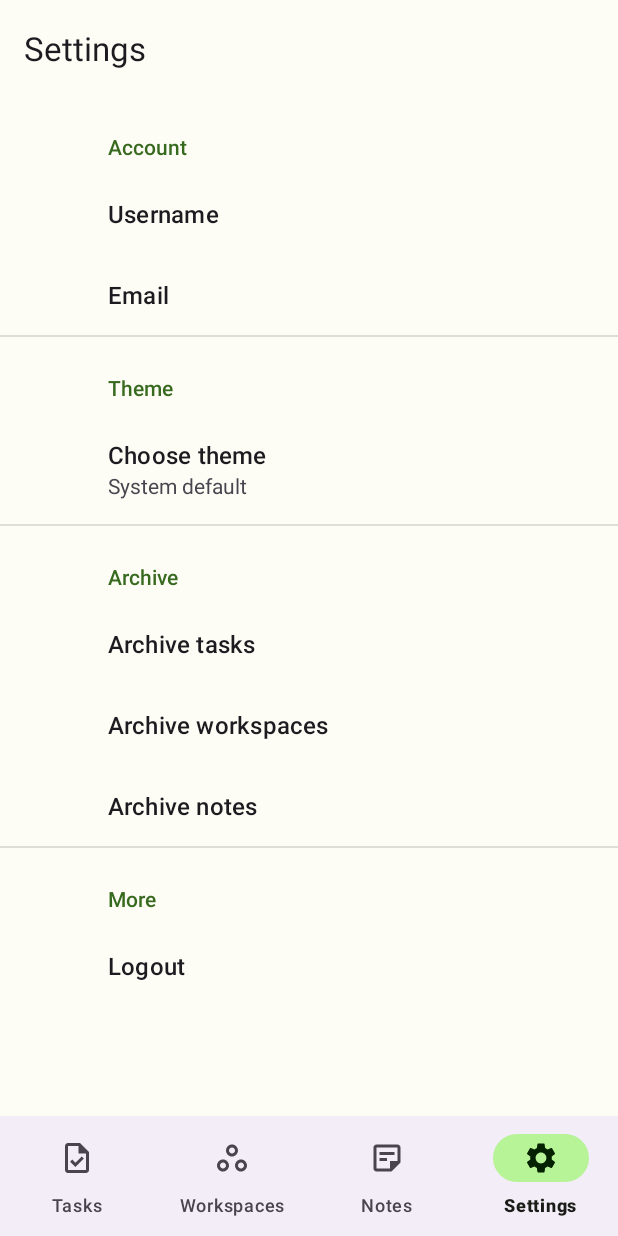
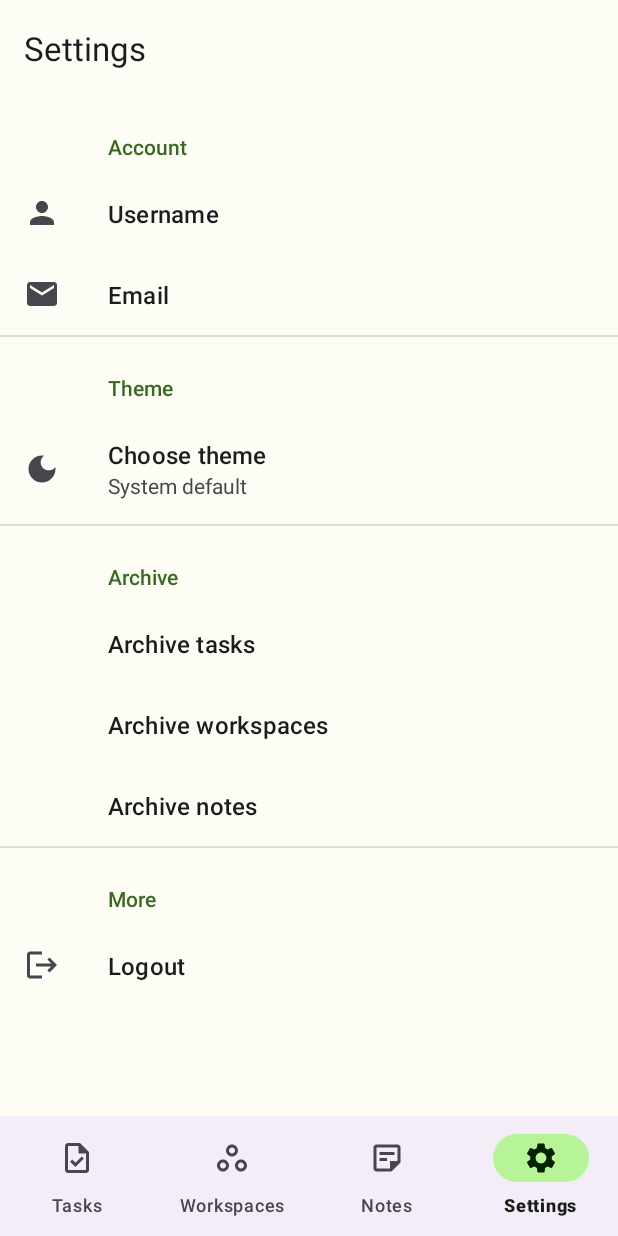
Before and after one commit to ArtemBurakov/todo, an Android app: the SettingsFragment screen opened through its navigation route, on a phone screen of 412 x 824 dp. Run offline under Robolectric (Android 15) with nearby library versions, the phone set to English and light mode, and no system bars; our stand-ins replace androidx.preference, navigation-ui; 1 statement that could not run was skipped.

Commit message:
Added icons in settings. Max lines in editText. Correct note created_at time.

```diff
--- a/app/src/main/java/com/example/todo/adapters/NotesAdapter.java
+++ b/app/src/main/java/com/example/todo/adapters/NotesAdapter.java
@@ -38,7 +38,7 @@ public class NotesAdapter extends RecyclerView.Adapter<NotesAdapter.NoteViewHold
         final Note note = notesArrayList.get(position);
         holder.noteName.setText(note.getName());
         holder.noteText.setText(note.getText());
-        holder.noteDate.setText(DateFormat.format("MMM d", note.getCreated_at()).toString());
+        holder.noteDate.setText(DateFormat.format("MMM d", note.getCreated_at() * 1000).toString());
     }
 
     public static class NoteViewHolder extends RecyclerView.ViewHolder implements View.OnClickListener {
--- a/app/src/main/java/com/example/todo/adapters/WorkspacesAdapter.java
+++ b/app/src/main/java/com/example/todo/adapters/WorkspacesAdapter.java
@@ -70,7 +70,6 @@ public class WorkspacesAdapter extends RecyclerView.Adapter<WorkspacesAdapter.Wo
     }
 
     public void updateBoardsArrayList(final ArrayList<Workspace> newWorkspacesArrayList) {
-        // Attach differences to adapter
         final DiffUtil.DiffResult result = DiffUtil.calculateDiff(
                 new WorkspaceDiffUtilCallback(newWorkspacesArrayList, workspacesArrayList));
         workspacesArrayList = newWorkspacesArrayList;
@@ -81,9 +80,9 @@ public class WorkspacesAdapter extends RecyclerView.Adapter<WorkspacesAdapter.Wo
         String numberOfNotes = "No notes";
         final int number = todoDatabaseHelper.getNumberOfNotes(workspace.getId());
         if (number == 1)
-            numberOfNotes = String.valueOf(number) + " note";
+            numberOfNotes = number + " note";
         if (number > 1)
-            numberOfNotes = String.valueOf(number) + " notes";
+            numberOfNotes = number + " notes";
         return numberOfNotes;
     }
 }
--- a/app/src/main/java/com/example/todo/remote/ApiService.java
+++ b/app/src/main/java/com/example/todo/remote/ApiService.java
@@ -35,7 +35,7 @@ public interface ApiService {
     @GET("notes")
     Call<List<ApiNote>> getNotes(@Header("Authorization") String authorization, @Query("updated_after") String updated_after);
 
-    @GET("boards")
+    @GET("workspaces")
     Call<List<ApiWorkspace>> getBoards(@Header("Authorization") String authorization, @Query("updated_after") String updated_after);
 
     @Headers({
@@ -47,7 +47,7 @@ public interface ApiService {
     @POST("notes")
     Call<ApiNote> addNote(@Header("Authorization") String authorization, @Body ApiNote note);
 
-    @POST("boards")
+    @POST("workspaces")
     Call<ApiWorkspace> addBoard(@Header("Authorization") String authorization, @Body ApiWorkspace board);
 
     @Headers({
@@ -59,6 +59,6 @@ public interface ApiService {
     @PUT("notes/{id}")
     Call<ApiNote> updateNote(@Header("Authorization") String authorization, @Path("id") long id, @Body ApiNote note);
 
-    @PUT("boards/{id}")
+    @PUT("workspaces/{id}")
     Call<ApiWorkspace> updateBoard(@Header("Authorization") String authorization, @Path("id") long id, @Body ApiWorkspace board);
 }
--- /dev/null
+++ b/app/src/main/res/drawable/ic_baseline_dark_mode_24.xml
@@ -0,0 +1,10 @@
+<vector xmlns:android="http://schemas.android.com/apk/res/android"
+    android:width="24dp"
+    android:height="24dp"
+    android:viewportWidth="24"
+    android:viewportHeight="24"
+    android:tint="?attr/colorControlNormal">
+  <path
+      android:fillColor="@android:color/white"
+      android:pathData="M12,3c-4.97,0 -9,4.03 -9,9s4.03,9 9,9s9,-4.03 9,-9c0,-0.46 -0.04,-0.92 -0.1,-1.36c-0.98,1.37 -2.58,2.26 -4.4,2.26c-2.98,0 -5.4,-2.42 -5.4,-5.4c0,-1.81 0.89,-3.42 2.26,-4.4C12.92,3.04 12.46,3 12,3L12,3z"/>
+</vector>
--- /dev/null
+++ b/app/src/main/res/drawable/ic_baseline_email_24.xml
@@ -0,0 +1,10 @@
+<vector xmlns:android="http://schemas.android.com/apk/res/android"
+    android:width="24dp"
+    android:height="24dp"
+    android:viewportWidth="24"
+    android:viewportHeight="24"
+    android:tint="?attr/colorControlNormal">
+  <path
+      android:fillColor="@android:color/white"
+      android:pathData="M20,4L4,4c-1.1,0 -1.99,0.9 -1.99,2L2,18c0,1.1 0.9,2 2,2h16c1.1,0 2,-0.9 2,-2L22,6c0,-1.1 -0.9,-2 -2,-2zM20,8l-8,5 -8,-5L4,6l8,5 8,-5v2z"/>
+</vector>
--- /dev/null
+++ b/app/src/main/res/drawable/ic_baseline_logout_24.xml
@@ -0,0 +1,11 @@
+<vector xmlns:android="http://schemas.android.com/apk/res/android"
+    android:width="24dp"
+    android:height="24dp"
+    android:viewportWidth="24"
+    android:viewportHeight="24"
+    android:tint="?attr/colorControlNormal"
+    android:autoMirrored="true">
+  <path
+      android:fillColor="@android:color/white"
+      android:pathData="M17,7l-1.41,1.41L18.17,11H8v2h10.17l-2.58,2.58L17,17l5,-5zM4,5h8V3H4c-1.1,0 -2,0.9 -2,2v14c0,1.1 0.9,2 2,2h8v-2H4V5z"/>
+</vector>
--- /dev/null
+++ b/app/src/main/res/drawable/ic_baseline_person_24.xml
@@ -0,0 +1,10 @@
+<vector xmlns:android="http://schemas.android.com/apk/res/android"
+    android:width="24dp"
+    android:height="24dp"
+    android:viewportWidth="24"
+    android:viewportHeight="24"
+    android:tint="?attr/colorControlNormal">
+  <path
+      android:fillColor="@android:color/white"
+      android:pathData="M12,12c2.21,0 4,-1.79 4,-4s-1.79,-4 -4,-4 -4,1.79 -4,4 1.79,4 4,4zM12,14c-2.67,0 -8,1.34 -8,4v2h16v-2c0,-2.66 -5.33,-4 -8,-4z"/>
+</vector>
--- /dev/null
+++ b/app/src/main/res/drawable/ic_baseline_select_all_24.xml
@@ -0,0 +1,10 @@
+<vector xmlns:android="http://schemas.android.com/apk/res/android"
+    android:width="24dp"
+    android:height="24dp"
+    android:viewportWidth="24"
+    android:viewportHeight="24"
+    android:tint="?attr/colorControlNormal">
+  <path
+      android:fillColor="@android:color/white"
+      android:pathData="M3,5h2L5,3c-1.1,0 -2,0.9 -2,2zM3,13h2v-2L3,11v2zM7,21h2v-2L7,19v2zM3,9h2L5,7L3,7v2zM13,3h-2v2h2L13,3zM19,3v2h2c0,-1.1 -0.9,-2 -2,-2zM5,21v-2L3,19c0,1.1 0.9,2 2,2zM3,17h2v-2L3,15v2zM9,3L7,3v2h2L9,3zM11,21h2v-2h-2v2zM19,13h2v-2h-2v2zM19,21c1.1,0 2,-0.9 2,-2h-2v2zM19,9h2L21,7h-2v2zM19,17h2v-2h-2v2zM15,21h2v-2h-2v2zM15,5h2L17,3h-2v2zM7,17h10L17,7L7,7v10zM9,9h6v6L9,15L9,9z"/>
+</vector>
--- a/app/src/main/res/layout/item_note.xml
+++ b/app/src/main/res/layout/item_note.xml
@@ -30,6 +30,7 @@
                 android:layout_width="wrap_content"
                 android:layout_height="wrap_content"
                 android:layout_marginTop="8dp"
+                android:maxLines="8"
                 android:textAppearance="?attr/textAppearanceBody2"
                 android:textColor="?android:attr/textColorSecondary"
                 />
--- a/app/src/main/res/xml/root_preferences.xml
+++ b/app/src/main/res/xml/root_preferences.xml
@@ -7,13 +7,15 @@
             android:selectable="false"
             android:enabled="true"
             android:key="username"
-            android:title="@string/username_title" />
+            android:title="@string/username_title"
+            android:icon="@drawable/ic_baseline_person_24" />
 
         <Preference
             android:selectable="false"
             android:enabled="true"
             android:key="email"
-            android:title="@string/email_title" />
+            android:title="@string/email_title"
+            android:icon="@drawable/ic_baseline_email_24" />
 
     </PreferenceCategory>
 
@@ -25,7 +27,8 @@
             app:defaultValue="SYSTEM_DEFAULT_MODE"
             app:key="theme"
             app:title="@string/theme_title"
-            app:useSimpleSummaryProvider="true" />
+            app:useSimpleSummaryProvider="true"
+            android:icon="@drawable/ic_baseline_dark_mode_24" />
 
     </PreferenceCategory>
 
@@ -57,7 +60,8 @@
             android:selectable="true"
             android:enabled="true"
             android:key="logout"
-            android:title="@string/logout_title" />
+            android:title="@string/logout_title"
+            android:icon="@drawable/ic_baseline_logout_24" />
 
     </PreferenceCategory>
 
```
Also changed, not shown: app/src/main/ic_logo-playstore.png (added).
